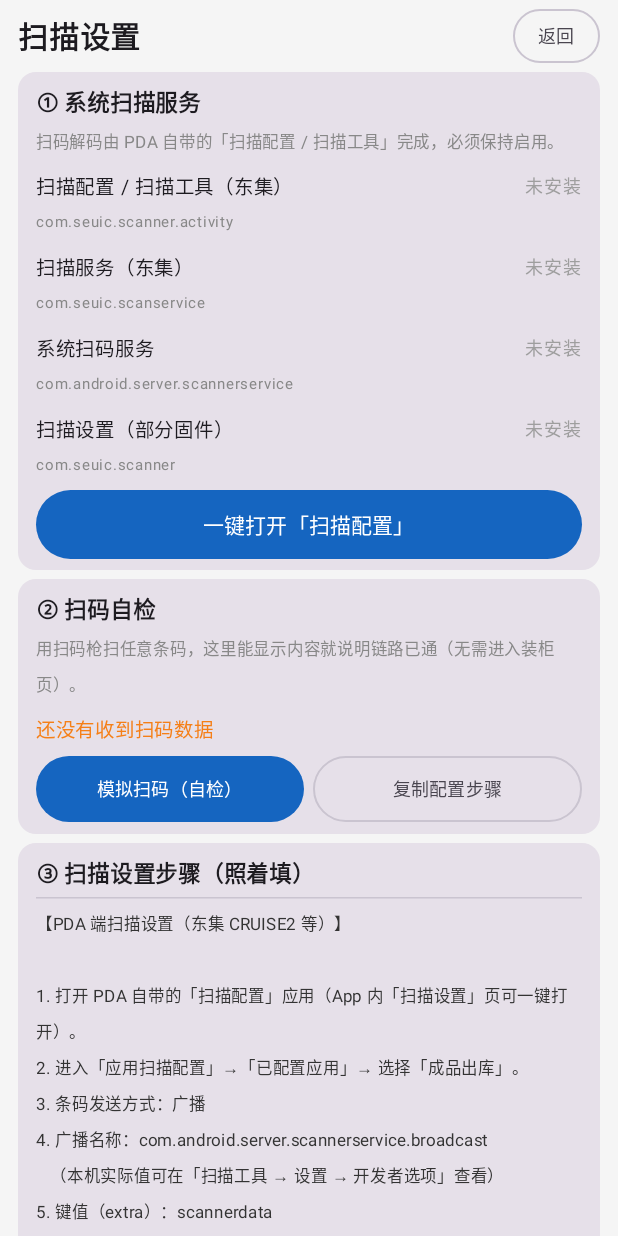
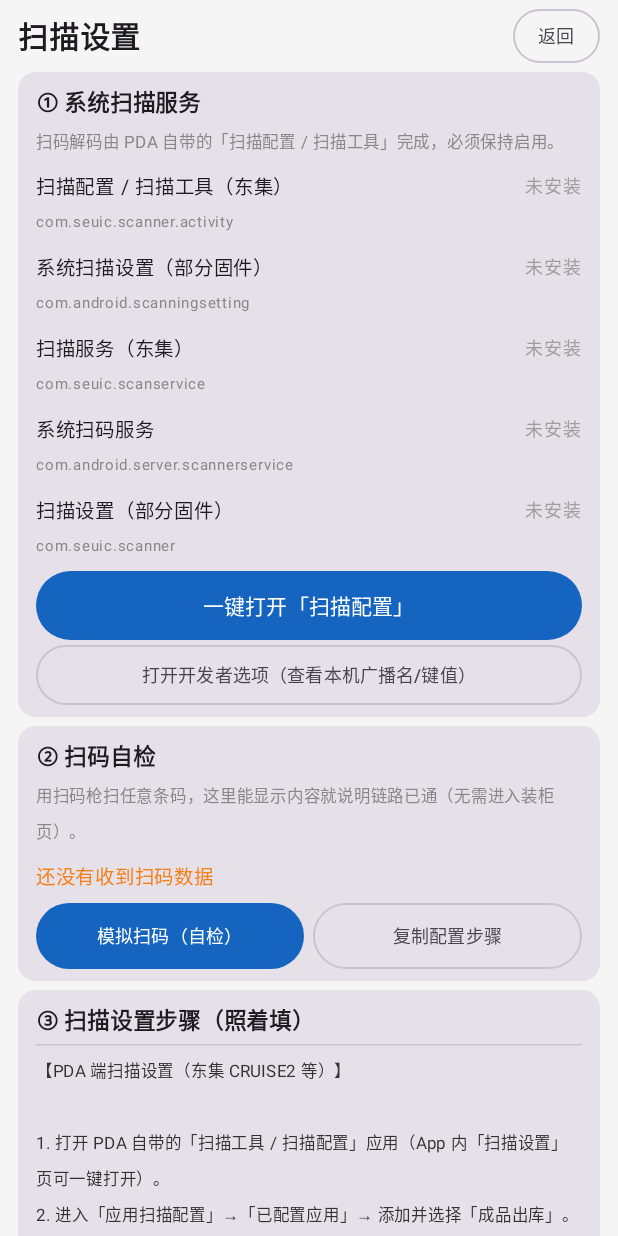
Before and after one commit to qudingshun/saoma, an Android app built with Jetpack Compose: the ScannerSetupScreen screen opened through its navigation route, on a phone screen of 412 x 824 dp. Run offline under Robolectric (Android 15) with nearby library versions, the phone set to English and light mode, and no system bars; our stand-ins replace Room's generated code; 1 statement that could not run was skipped.

Commit message:
v1.9.1 真机验证与文档补充（新 PDA CRUISE2）
- 新 PDA（东集 CRUISE2 / Android 11）实机验证：
  - 扫描工具「开发者设置项」广播名 com.android.server.scannerservice.broadcast、
    键值 scannerdata，与 App 预期一致；该页可正常打开（多数固件不需要密码）
  - 外部广播 → App 收到 → 设置页「录入规则」输入框自动填充，端到端通过
  - 扫描设置页状态检测正确（扫描配置/工具 已启用、系统扫描设置 已启用、扫描服务 已启用）
- App 文案补充：打开开发者选项时提示「多数机型不需要密码」；若提示输入开发者密码，
  出厂默认多为 pWD,C!T1?（可在 扫描工具 → 管理 → 修改管理员密码 修改）
- 操作指南 V1.3 补真机截图：v1.9.1 首页、扫描设置页、扫码自检、开发者设置项页
- 交付包同步更新：APP v1.9.1、指南 V1.3（55 页）

```diff
--- a/app/src/main/java/com/zhuanggui/pda/scan/ScannerDiagnostics.kt
+++ b/app/src/main/java/com/zhuanggui/pda/scan/ScannerDiagnostics.kt
@@ -31,6 +31,7 @@ object ScannerDiagnostics {
     /** 常见机型上的扫描相关系统包（按优先级） */
     private val CANDIDATES = listOf(
         "com.seuic.scanner.activity" to "扫描配置 / 扫描工具（东集）",
+        "com.android.scanningsetting" to "系统扫描设置（部分固件）",
         "com.seuic.scanservice" to "扫描服务（东集）",
         "com.android.server.scannerservice" to "系统扫码服务",
         "com.seuic.scanner" to "扫描设置（部分固件）"
@@ -40,8 +41,8 @@ object ScannerDiagnostics {
     val SETUP_STEPS: String = """
 【PDA 端扫描设置（东集 CRUISE2 等）】
 
-1. 打开 PDA 自带的「扫描配置」应用（App 内「扫描设置」页可一键打开）。
-2. 进入「应用扫描配置」→「已配置应用」→ 选择「成品出库」。
+1. 打开 PDA 自带的「扫描工具 / 扫描配置」应用（App 内「扫描设置」页可一键打开）。
+2. 进入「应用扫描配置」→「已配置应用」→ 添加并选择「成品出库」。
 3. 条码发送方式：广播
 4. 广播名称：${ScannerManager.PRIMARY_ACTION}
    （本机实际值可在「扫描工具 → 设置 → 开发者选项」查看）
@@ -51,6 +52,9 @@ object ScannerDiagnostics {
 
 方式 B（键盘输出）：不配置广播，扫码内容直接输入到当前聚焦的输入框；
    本 App 扫码页的输入框会自动聚焦并接收（HID 兜底），但只有扫码页能接收。
+
+说明：多数机型打开「开发者设置项」不需要密码；若弹出「输入开发者密码」，
+   出厂默认密码多为 pWD,C!T1?（可在 扫描工具 → 管理 → 修改管理员密码 里自行修改）。
 
 注意：
 - 不要停用/卸载「扫描工具 / 扫描服务」，否则完全扫不出码。
@@ -122,6 +126,24 @@ object ScannerDiagnostics {
         false
     }
 
+    /** 打开系统扫描服务的「开发者选项」：那里能看到本机实际的广播名称/键值 */
+    fun openScannerDevOptions(context: Context): Boolean {
+        val targets = listOf(
+            "com.seuic.scanner.activity" to "com.seuic.scanner.activity.DevSettingsActivity",
+            "com.seuic.scanner.activity" to "com.seuic.scanner.activity.MainActivity"
+        )
+        for ((pkg, cls) in targets) {
+            val intent = Intent().apply {
+                component = android.content.ComponentName(pkg, cls)
+                addFlags(Intent.FLAG_ACTIVITY_NEW_TASK)
+            }
+            runCatching { context.startActivity(intent) }
+                .onSuccess { return true }
+                .onFailure { Log.d(TAG, "start $cls failed: ${it.message}") }
+        }
+        return false
+    }
+
     /**
      * 模拟一次扫码广播（只发给本 App），用于验证「广播 → App」这段链路。
      * 真实扫码枪请用「扫码自检」里的实时显示确认。
--- a/app/src/main/java/com/zhuanggui/pda/ui/screen/ScannerSetupScreen.kt
+++ b/app/src/main/java/com/zhuanggui/pda/ui/screen/ScannerSetupScreen.kt
@@ -105,6 +105,16 @@ fun ScannerSetupScreen(
                         contentPadding = PaddingValues(horizontal = 10.dp),
                         modifier = Modifier.fillMaxWidth().height(46.dp)
                     ) { Text("一键打开「扫描配置」", fontSize = 14.sp) }
+                    Spacer(Modifier.height(4.dp))
+                    OutlinedButton(
+                        onClick = {
+                            val ok = ScannerDiagnostics.openScannerDevOptions(context)
+                            message = if (ok) "已打开扫描工具的开发者选项：那里显示本机实际的广播名称与键值（多数机型不需要密码）"
+                            else "该机型没有开发者选项入口，可看下方默认参数"
+                        },
+                        contentPadding = PaddingValues(horizontal = 10.dp),
+                        modifier = Modifier.fillMaxWidth().height(40.dp)
+                    ) { Text("打开开发者选项（查看本机广播名/键值）", fontSize = 12.sp) }
                 }
             }
 
```
Also changed, not shown: 2 other files.
